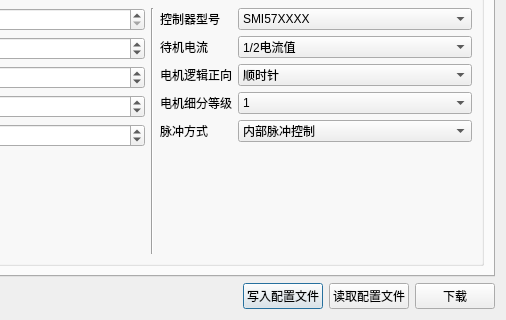
Before: the Qt Designer form src/configdialog.ui in eeyoo/step-servo-tuner, drawn with Qt 5; both pictures show x 201 to 707 and y 137 to 457 of the 707 by 457 pixel window.
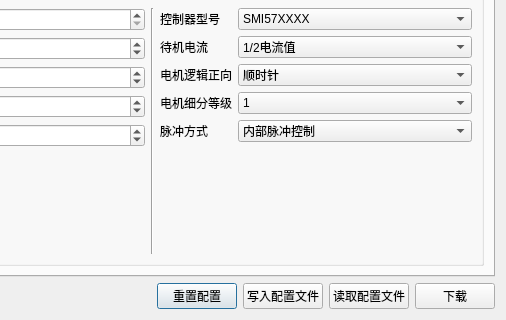
After: the same form once the commit is applied.

Commit message:
重置配置
增加类似回复出厂功能

What changed in the file:
```diff
--- a/src/configdialog.ui
+++ b/src/configdialog.ui
@@ -577,6 +577,13 @@
        </property>
       </spacer>
      </item>
+     <item>
+      <widget class="QPushButton" name="resetBtn">
+       <property name="text">
+        <string>重置配置</string>
+       </property>
+      </widget>
+     </item>
      <item>
       <widget class="QPushButton" name="saveConfigBtn">
        <property name="text">
```
The commit also changes 3 other files.
